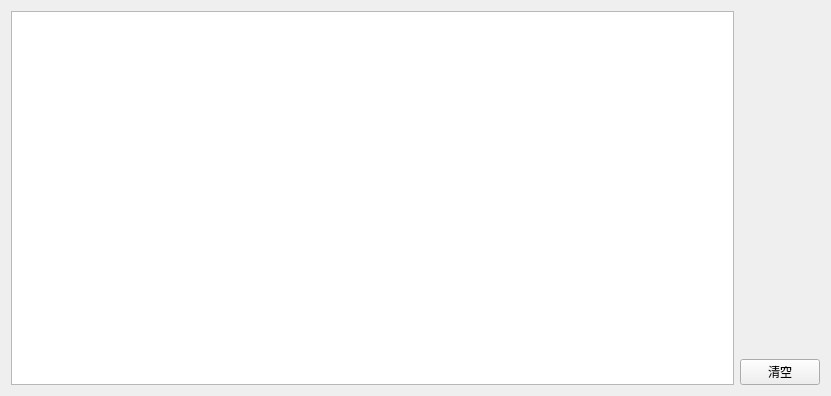
Old version of the form Gui/Control/LogControl.ui in the repository taynpg/frelay.
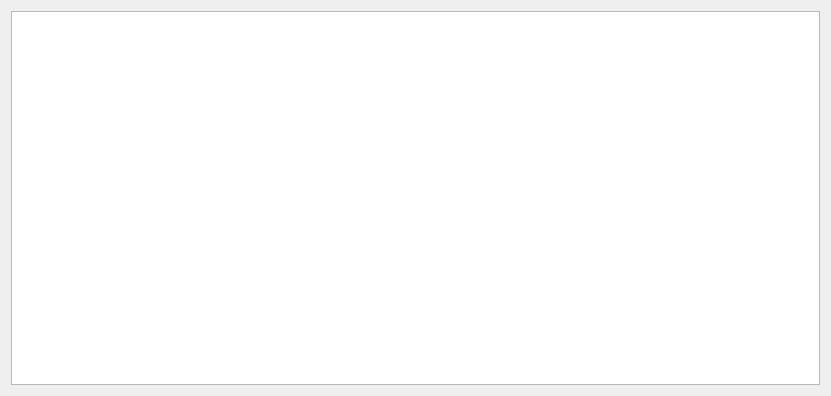
New version of the form.

Patch:
```diff
--- a/Gui/Control/LogControl.ui
+++ b/Gui/Control/LogControl.ui
@@ -17,33 +17,6 @@
    <item>
     <widget class="QPlainTextEdit" name="pedText"/>
    </item>
-   <item>
-    <layout class="QVBoxLayout" name="verticalLayout">
-     <item>
-      <spacer name="verticalSpacer">
-       <property name="orientation">
-        <enum>Qt::Orientation::Vertical</enum>
-       </property>
-       <property name="sizeType">
-        <enum>QSizePolicy::Policy::Expanding</enum>
-       </property>
-       <property name="sizeHint" stdset="0">
-        <size>
-         <width>20</width>
-         <height>60</height>
-        </size>
-       </property>
-      </spacer>
-     </item>
-     <item>
-      <widget class="QPushButton" name="btnClear">
-       <property name="text">
-        <string>清空</string>
-       </property>
-      </widget>
-     </item>
-    </layout>
-   </item>
   </layout>
  </widget>
  <resources/>
```
